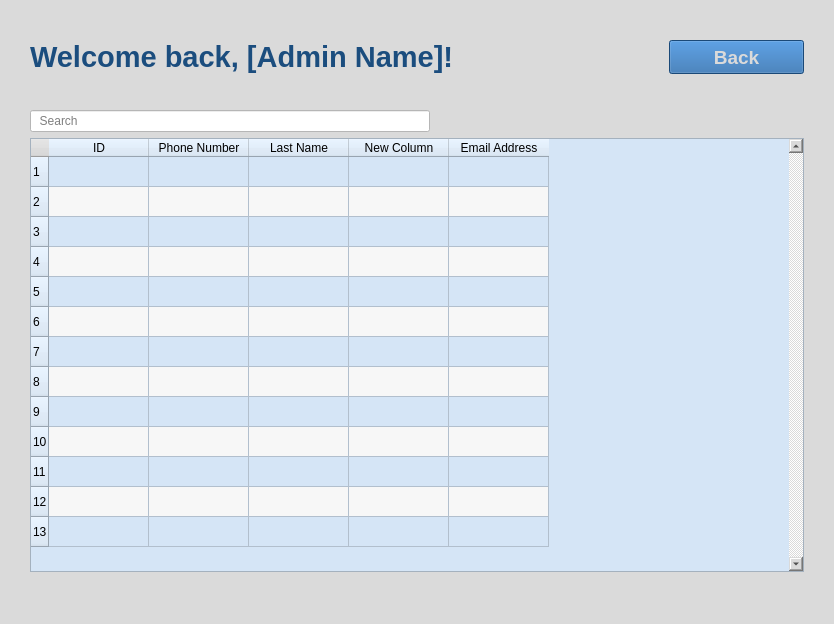
First picture: the form in membersearch.ui, repository apteryxxyz/cs106-a2-client, before the edit.
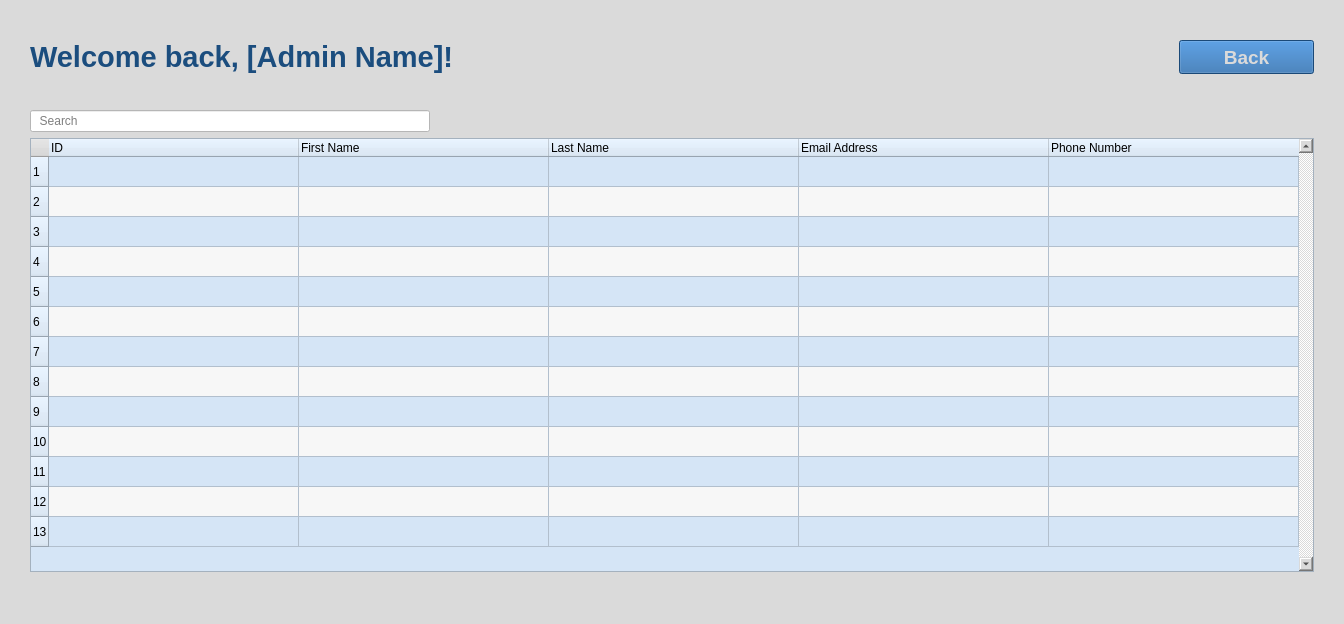
Second picture: the form after the edit. Icons and pictures are not drawn.

Commit message: Aligned headers on left side Set default column size much larger

```diff
--- a/membersearch.ui
+++ b/membersearch.ui
@@ -165,6 +165,12 @@
         <attribute name="horizontalHeaderCascadingSectionResizes">
          <bool>false</bool>
         </attribute>
+        <attribute name="horizontalHeaderDefaultSectionSize">
+         <number>250</number>
+        </attribute>
+        <attribute name="horizontalHeaderStretchLastSection">
+         <bool>true</bool>
+        </attribute>
         <attribute name="verticalHeaderStretchLastSection">
          <bool>false</bool>
         </attribute>
@@ -185,25 +191,40 @@
          <property name="text">
           <string>ID</string>
          </property>
+         <property name="textAlignment">
+          <set>AlignLeading|AlignVCenter</set>
+         </property>
         </column>
         <column>
          <property name="text">
-          <string>Phone Number</string>
+          <string>First Name</string>
+         </property>
+         <property name="textAlignment">
+          <set>AlignLeading|AlignVCenter</set>
          </property>
         </column>
         <column>
          <property name="text">
           <string>Last Name</string>
          </property>
-        </column>
-        <column>
-         <property name="text">
-          <string>New Column</string>
+         <property name="textAlignment">
+          <set>AlignLeading|AlignVCenter</set>
          </property>
         </column>
         <column>
          <property name="text">
           <string>Email Address</string>
+         </property>
+         <property name="textAlignment">
+          <set>AlignLeading|AlignVCenter</set>
+         </property>
+        </column>
+        <column>
+         <property name="text">
+          <string>Phone Number</string>
+         </property>
+         <property name="textAlignment">
+          <set>AlignLeading|AlignVCenter</set>
          </property>
         </column>
        </widget>
```
The commit also changes 2 other files.
